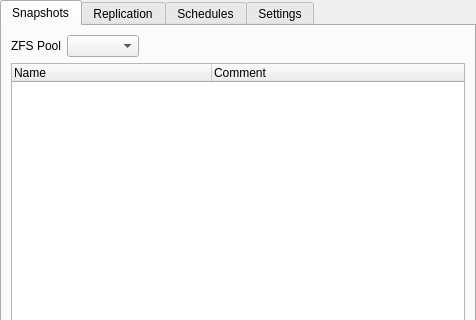
Above: src-qt5/gui_client/pages/page_lp.ui from trueos/sysadm-ui-qt before the change; both pictures show x 0 to 476 and y 0 to 320 of the 476 by 478 pixel window. Below: the same form after it.
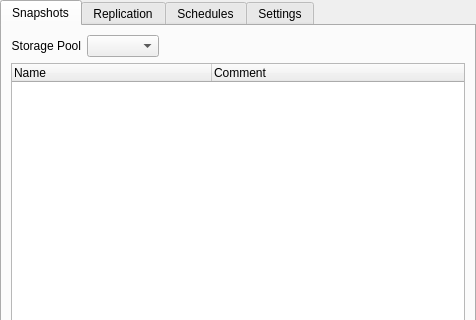
That is the form after the change. Icons and pictures are not drawn.

Commit message: Address trueos/trueos-docs#5 Consistency throughout the Life Preserver UI ZFS Pool -> "Storage Pool"

```diff
--- a/src-qt5/gui_client/pages/page_lp.ui
+++ b/src-qt5/gui_client/pages/page_lp.ui
@@ -48,7 +48,7 @@
          <item>
           <widget class="QLabel" name="label">
            <property name="text">
-            <string>ZFS Pool</string>
+            <string>Storage Pool</string>
            </property>
            <property name="alignment">
             <set>Qt::AlignRight|Qt::AlignTrailing|Qt::AlignVCenter</set>
```
